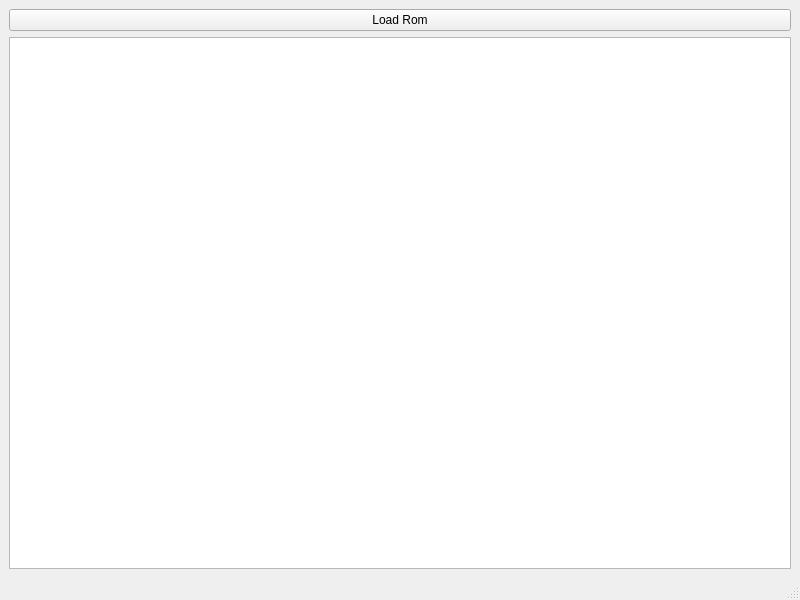
Qt form pgb-qt/mainwindow.ui (Pwootage/pgb) before a commit.
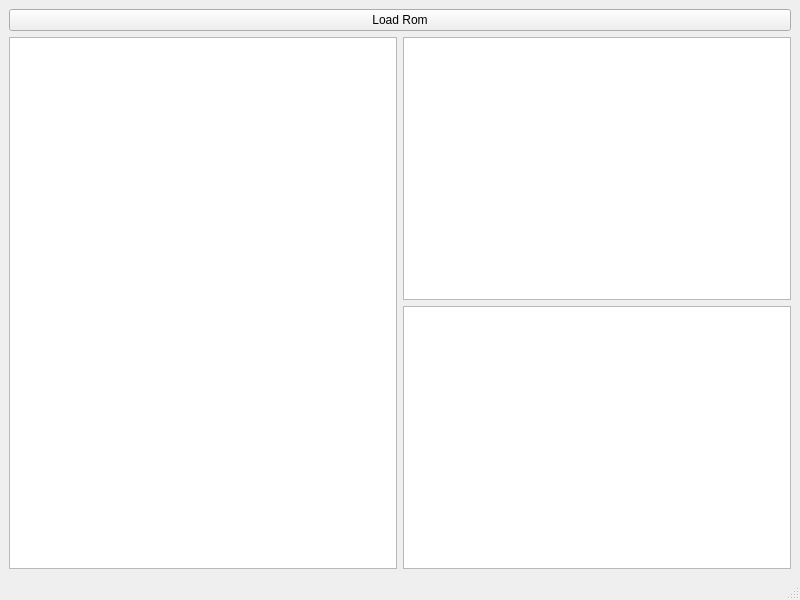
The same form after that commit.

Commit message: Well the UI functions, but needs more work

The edit to the form file:
```diff
--- a/pgb-qt/mainwindow.ui
+++ b/pgb-qt/mainwindow.ui
@@ -29,7 +29,21 @@
        </layout>
       </item>
       <item>
-       <widget class="QGraphicsView" name="emuGraphics"/>
+       <layout class="QHBoxLayout" name="horizontalLayout_2">
+        <item>
+         <widget class="QGraphicsView" name="emuGraphics"/>
+        </item>
+        <item>
+         <layout class="QVBoxLayout" name="verticalLayout_3">
+          <item>
+           <widget class="QTableView" name="tableView"/>
+          </item>
+          <item>
+           <widget class="QTableView" name="tableView_2"/>
+          </item>
+         </layout>
+        </item>
+       </layout>
       </item>
      </layout>
     </item>
```
The commit also changes 3 other files.
